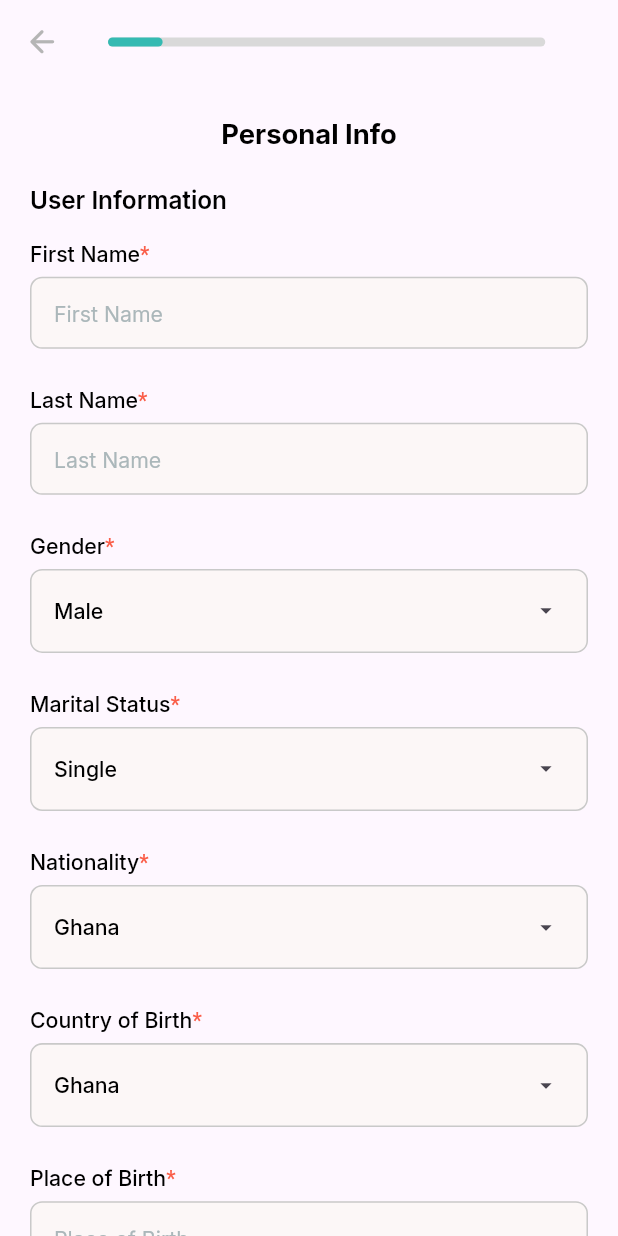
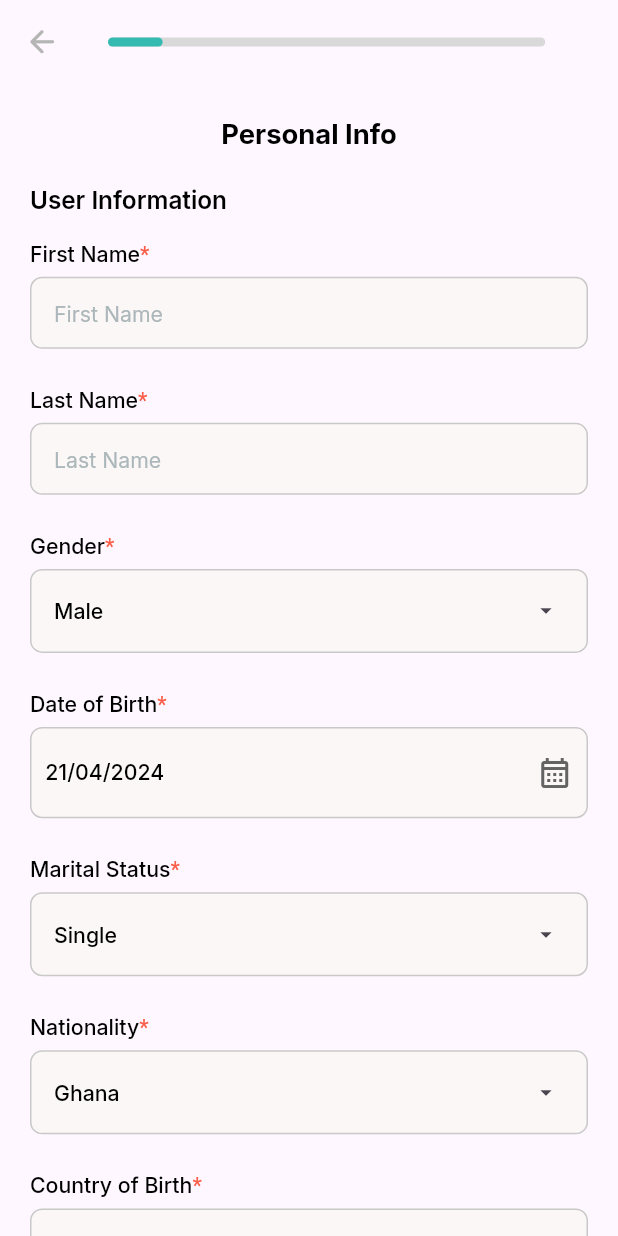
Before and after one commit to dev-ideausher/yanci, a Flutter app: the KycView screen opened by its route, on a phone screen of 412 x 824 dp. Run offline on Flutter 3.47's test engine with Material 3 defaults, Android fonts, the phone set to English and light mode, and no system bars; our stand-ins replace cached_network_image, camera, connectivity_plus, country_code_picker, dio, firebase_auth and 8 more; missing offline and left inert: encrypt; accounts and stored records are empty; project files that could hold a hidden picture were left out.

Commit message:
worked on buy flow and fixed the country_code_picker bug

```diff
--- /dev/null
+++ b/lib/app/components/custom_date_picker.dart
@@ -0,0 +1,62 @@
+import 'package:flutter/material.dart';
+import 'package:get/get.dart';
+import 'package:intl/intl.dart';
+import 'package:yanci/app/components/custom_required_rich_text.dart';
+import 'package:yanci/app/services/colors.dart';
+import 'package:yanci/app/services/responsive_size.dart';
+import 'package:yanci/app/services/text_style_util.dart';
+
+class StDatePicker extends StatelessWidget {
+  final void Function()? onTap;
+  final DateTime date;
+  final String title;
+  const StDatePicker({
+    super.key,
+    required this.date,
+    this.onTap,
+    required this.title,
+  });
+
+  @override
+  Widget build(BuildContext context) {
+    return Column(
+      crossAxisAlignment: CrossAxisAlignment.start,
+      children: [
+        Padding(
+          padding: EdgeInsets.symmetric(vertical: 4.kh),
+          child: StRichText(text: title, color: context.redColor),
+        ),
+        DecoratedBox(
+          decoration: BoxDecoration(
+            borderRadius: BorderRadius.circular(8.kh),
+            border: Border.all(color: Get.context!.borderColor, width: 1.kh),
+            color: context.kGreyBack,
+          ),
+          child: GestureDetector(
+            onTap: onTap,
+            child: SizedBox(
+              height: 60.kh,
+              width: double.infinity,
+              child: Padding(
+                padding: EdgeInsets.all(10.kh),
+                child: Row(
+                  mainAxisAlignment: MainAxisAlignment.spaceBetween,
+                  children: [
+                    Text(
+                      DateFormat('dd/MM/yyyy').format(date),
+                      style: TextStyleUtil.kText14_4(fontWeight: FontWeight.w500),
+                    ),
+                    const Icon(
+                      Icons.calendar_month_outlined,
+                      color: Color.fromARGB(255, 99, 99, 99),
+                    )
+                  ],
+                ),
+              ),
+            ),
+          ),
+        ),
+      ],
+    );
+  }
+}
--- a/lib/app/components/custom_style.dart
+++ b/lib/app/components/custom_style.dart
@@ -21,11 +21,11 @@ class StStyle {
         border: Border.all(color: color ?? Get.context!.kcPrimaryColor, width: 1.kh));
   }
 
-  static InputDecoration stInputDecoration({prefixIcon, suffixIcon, suffix, hint, hintColor, backGroundColor, TextStyle? hintStyle}) {
+  static InputDecoration stInputDecoration({prefixIcon, suffixIcon, suffix, hint, hintColor, backGroundColor, TextStyle? hintStyle, bool isCompactPrefix = false}) {
     return InputDecoration(
       isDense: true,
       prefixIcon: prefixIcon,
-      prefixIconConstraints: BoxConstraints(maxWidth: 35.kw, minWidth: 35.kw, maxHeight: 20.kh, minHeight: 20.kh),
+      prefixIconConstraints: isCompactPrefix ? BoxConstraints(maxWidth: 35.kw, minWidth: 35.kw, maxHeight: 20.kh, minHeight: 20.kh) : null,
       suffixIcon: suffixIcon,
       suffix: suffix,
       hintText: hint,
--- a/lib/app/constants/string_constants.dart
+++ b/lib/app/constants/string_constants.dart
@@ -12,12 +12,16 @@ class StringConstants {
   static const stopLossText = "A stop loss is an order placed with a broker to buy or sell once the stock reaches a certain price. It's designed to limit an investor's loss on a security's position. Once the stock hits the specified stop price, the stop loss order becomes a market order, executing at the next available price.";
   static const timeInForce = "Time In Force";
   static const timeInForceText = "Time in Force refers to instructions given when placing a trade about how long an order will remain active before it is executed or expires.";
+  static const dayOrder = "Day Order";
   static const dayOrderDO = "Day Order (DO)";
   static const dayOrderDOText = "which shall mean and denote an order that is valid only for that day it is given and unless stated all orders shall be presumed to be day orders.";
   static const goodTillCancelledGTC = "Good Till Cancelled (GTC)";
+  static const goodTillCancelled = "Good Till Cancelled";
   static const goodTillCancelledGTCText = "If a limit order is placed with a GTC attribute, then this order remains valid for fixed number of days, which by default is 30 days. It is not automatically deleted from the list of pending orders.";
+  static const goodTillDate = "Good Till Date";
   static const goodTillDateGTD = "Good Till Date (GTD)";
   static const goodTillDateGTDText = "If you place a limit order with a GTD attribute, then this remains, valid till defined number of days (calendar days) from the day on which it was input. The order will automatically cancel by the system on the expiry date.";
+  static const buyingPower = "Buying Power:";
 
   // onboarding screen
   static const welcomeTo = "Welcome to ";
@@ -62,6 +66,7 @@ class StringConstants {
   static const ghana = 'Ghana';
   static const foreigner = 'Foreigner';
   static const countryOfBirth = 'Country of Birth';
+  static const dateOfBirth = 'Date of Birth';
   static const gender = 'Gender';
   static const male = 'Male';
   static const female = 'Female';
--- a/lib/app/modules/home/views/widgets/searchbar.dart
+++ b/lib/app/modules/home/views/widgets/searchbar.dart
@@ -24,7 +24,7 @@ class SearchBarWithFilter extends StatelessWidget {
                 child: TextField(
                   cursorColor: context.kcPrimaryColor,
                   style: TextStyleUtil.kText14_4(),
-                  decoration: StStyle.stInputDecoration(hint: StringConstants.searchForStocksETH, prefixIcon: Assets.svg.search.svg()).copyWith(contentPadding: EdgeInsets.symmetric(horizontal: 10.kw, vertical: 8.kh)),
+                  decoration: StStyle.stInputDecoration(isCompactPrefix: true, hint: StringConstants.searchForStocksETH, prefixIcon: Assets.svg.search.svg()).copyWith(contentPadding: EdgeInsets.symmetric(horizontal: 10.kw, vertical: 8.kh)),
                   textAlignVertical: TextAlignVertical.center,
                 ),
               ),
--- a/lib/app/modules/kyc/controllers/kyc_controller.dart
+++ b/lib/app/modules/kyc/controllers/kyc_controller.dart
@@ -191,6 +191,7 @@ class KycController extends GetxController {
   Uint8List? signature;
   Rxn<XFile>? idImage = Rxn<XFile>();
   Rxn<XFile>? selfieWithId = Rxn<XFile>();
+  Rx<DateTime> dateOfBirth = DateTime.now().obs;
 
   final List<Widget> pages = const [
     PersonalInfoPage(),
--- a/lib/app/modules/kyc/views/pages/personal_info_page.dart
+++ b/lib/app/modules/kyc/views/pages/personal_info_page.dart
@@ -2,6 +2,7 @@ import 'package:country_code_picker/country_code_picker.dart';
 import 'package:flutter/material.dart';
 import 'package:flutter/services.dart';
 import 'package:get/get.dart';
+import 'package:yanci/app/components/custom_date_picker.dart';
 import 'package:yanci/app/components/custom_dropdown.dart';
 import 'package:yanci/app/components/custom_required_rich_text.dart';
 import 'package:yanci/app/components/custom_textfield.dart';
@@ -11,6 +12,7 @@ import 'package:yanci/app/services/colors.dart';
 import 'package:yanci/app/services/custom_button.dart';
 import 'package:yanci/app/services/responsive_size.dart';
 import 'package:yanci/app/services/text_style_util.dart';
+import 'package:yanci/app/utils/date_picker.dart';
 
 class PersonalInfoPage extends StatelessWidget {
   const PersonalInfoPage({super.key});
@@ -53,6 +55,14 @@ class PersonalInfoPage extends StatelessWidget {
           title: StRichText(text: StringConstants.gender, color: context.redColor),
           dropdownMenuEntries: kycController.genders.map((e) => DropdownMenuEntry(value: e, label: e)).toList(),
           onSelected: (String val) => kycController.selectedGender = val,
+        ),
+        20.kheightBox,
+        Obx(
+          () => StDatePicker(
+            date: kycController.dateOfBirth.value,
+            onTap: () async => kycController.dateOfBirth.value = await pickDate(kycController.dateOfBirth.value) ?? kycController.dateOfBirth.value,
+            title: StringConstants.dateOfBirth,
+          ),
         ),
         20.kheightBox,
         StDropDown(
--- a/lib/app/services/colors.dart
+++ b/lib/app/services/colors.dart
@@ -42,6 +42,8 @@ extension ColorUtil on BuildContext {
 
   Color get borderColor => dynamicColour(light: HexColor("#C9C9C9"), dark: HexColor("#C9C9C9"));
 
+  Color get disabledBorderColor => dynamicColour(light: HexColor("#E9E9E9"), dark: HexColor("#E9E9E9"));
+
   Color get redColor => dynamicColour(light: HexColor("#FA5E49"), dark: HexColor("#FA5E49"));
 
   Color get greenStockColor => dynamicColour(light: HexColor("#008000"), dark: HexColor("#008000"));
--- a/lib/main.dart
+++ b/lib/main.dart
@@ -30,7 +30,7 @@ Future<void> main() async {
         debugShowCheckedModeBanner: false,
         locale: const Locale('en', 'US'),
         // translationsKeys: AppTranslation.translations,
-        initialRoute: AppPages.INITIAL,
+        initialRoute: AppPages.HOME,
         initialBinding: HomeBinding(),
         getPages: AppPages.routes,
       ),
--- a/pubspec.yaml
+++ b/pubspec.yaml
@@ -29,6 +29,7 @@ dependencies:
   country_code_picker: ^3.0.0
   signature: ^5.4.1
   pinput: ^4.0.0
+  intl: ^0.19.0
 
 dev_dependencies:
   build_runner: ^2.4.8
```
Also changed, not shown: lib/app/modules/buy/views/buy_view.dart (+59 -13 lines), lib/app/utils/date_picker.dart (added, +13 -0 lines), pubspec.lock.
